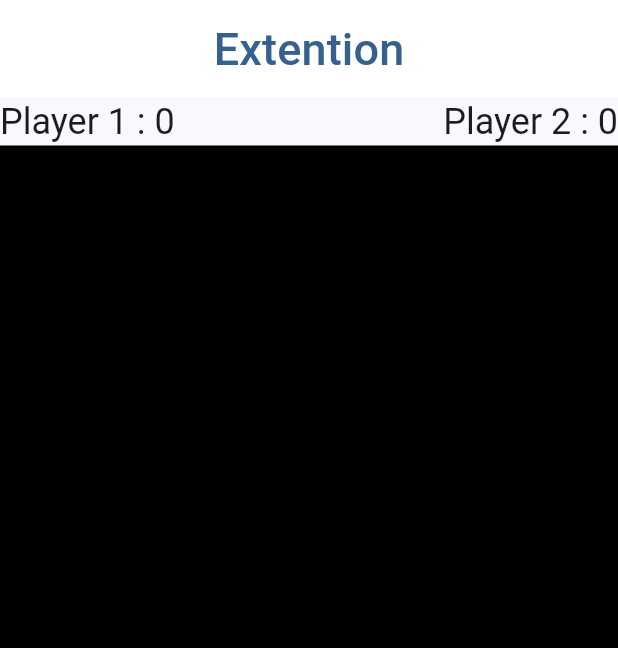
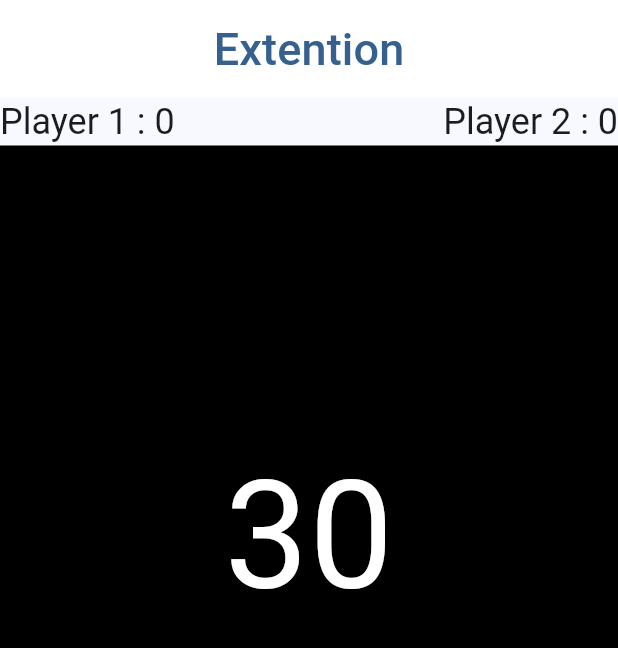
Before and after one commit to ayman-alz/chrono_pool, a Flutter app: the screen it shows after launch, on a phone screen of 412 x 824 dp, the part 84-732 px from its top. Run offline on Flutter 3.47's test engine with Material 3 defaults, Android fonts, the phone set to English and light mode, and no system bars; our stand-ins replace image_picker, shared_preferences; missing offline and left inert: dart:ffi; network calls fail.

Commit message:
2nd commit

```diff
--- a/assets/lang/en.json
+++ b/assets/lang/en.json
@@ -8,5 +8,7 @@
 "time_seconds" : "Time in second",
 "orange_alarm" : "Orange Alarm",
 "red_alarm" : "Red Alarm",
-"last_alarm" : "Last Alarm"
+"last_alarm" : "Last Alarm",
+"time_minute" : "Time in minutes",
+"match_time" : "Match time"
 }
--- a/assets/lang/fr.json
+++ b/assets/lang/fr.json
@@ -8,5 +8,7 @@
 "time_seconds" : "temps en secondes",
 "orange_alarm" : "Alarme Orange",
 "red_alarm" : "Alarme Rouge",
-"last_alarm" : "Derniére Alarme"
+"last_alarm" : "Derniére Alarme",
+"time_minute" : "Temps en minutes",
+"match_time" : "Temps de match"
 }
--- a/lib/settingCode.dart
+++ b/lib/controller/settingController.dart
@@ -34,4 +34,10 @@ class SettingsCode {
     sharedprefrences.setInt(key, score);
     return score.toString();
   }
+
+
+
+
+
+
 }
--- /dev/null
+++ b/lib/controller/timer.dart
@@ -0,0 +1,66 @@
+import 'dart:async';
+import 'package:flutter/material.dart';
+
+class CountdownTimer extends StatefulWidget {
+  final bool isRunning;
+
+
+  CountdownTimer({Key? key, required this.isRunning}) : super(key: key);
+
+  @override
+  CountdownTimerState createState() => CountdownTimerState();
+}
+
+class CountdownTimerState extends State<CountdownTimer> {
+  int countdownValue = 30;
+   Timer? _timer;
+
+  @override
+  void initState() {
+    super.initState();
+  }
+
+  void stopTimer () {
+
+    _timer?.cancel();
+
+  }
+
+
+  void startTimer () {
+    if (_timer != null ) {
+      _timer?.cancel();
+    }
+    _timer = Timer.periodic(Duration(seconds: 1), (timer) {
+      if (countdownValue > 0) {
+        setState(() {
+          countdownValue--;
+        });
+      } else {
+        _timer?.cancel();
+      }
+    });
+
+
+  }
+
+  void resetTimer() {
+    setState(() {
+      countdownValue = 30;
+    });
+
+  }
+
+
+
+
+  @override
+  Widget build(BuildContext context) {
+    return Center(
+      child: Text(
+        "$countdownValue",
+        style: TextStyle(fontSize: 100, color: Colors.white),
+      ),
+    );
+  }
+}
--- a/lib/edit_player_name_widget.dart
+++ b/lib/edit_player_name_widget.dart
@@ -1,5 +1,4 @@
 import 'package:flutter/material.dart';
-
 import 'components/applocal.dart';
 
 class EditPlayerName extends StatelessWidget {
--- a/lib/main.dart
+++ b/lib/main.dart
@@ -1,7 +1,7 @@
 import 'dart:ffi';
 import 'dart:math';
 import 'package:chrono_pool/components/applocal.dart';
-import 'package:chrono_pool/score.dart';
+import 'package:chrono_pool/model/score.dart';
 import 'package:chrono_pool/ui/home_page.dart';
 import 'package:flutter_localizations/flutter_localizations.dart';
 import 'package:flutter/material.dart';
--- a/lib/ui/home_page.dart
+++ b/lib/ui/home_page.dart
@@ -1,11 +1,10 @@
-
 import 'package:flutter/material.dart';
 import 'package:provider/provider.dart';
+import '../components/applocal.dart';
+import '../controller/timer.dart';
+import '../model/score.dart';
 
-import '../components/applocal.dart';
-import '../score.dart';
-
-class MyHomePage extends StatelessWidget {
+class MyHomePage extends StatefulWidget {
   final String title;
 
   const MyHomePage({
@@ -14,12 +13,21 @@ class MyHomePage extends StatelessWidget {
   }) : super(key: key);
 
   @override
+  _MyHomePageState createState() => _MyHomePageState();
+}
+
+class _MyHomePageState extends State<MyHomePage> {
+   GlobalKey<CountdownTimerState> countdownKey = GlobalKey<CountdownTimerState>();
+
+  bool isTimerRunning = false;
+
+  @override
   Widget build(BuildContext context) {
     return Scaffold(
       appBar: AppBar(
         backgroundColor: Theme.of(context).colorScheme.inversePrimary,
         leading: Icon(Icons.logo_dev),
-          title: Text(title),
+        title: Text(widget.title),
         actions: [
           IconButton(
             icon: Icon(Icons.cast),
@@ -28,12 +36,30 @@ class MyHomePage extends StatelessWidget {
           IconButton(
             icon: Icon(Icons.settings),
             onPressed: () {
-                Navigator.of(context)
-                    .pushNamed("/Settings");
+              Navigator.of(context).pushNamed("/Settings");
             },
           )
-          ]),
-      body: Column(
+        ],
+      ),
+      body: GestureDetector(
+        onTap: () {
+          setState(() {
+            if (isTimerRunning) {
+              isTimerRunning = false;
+              countdownKey.currentState?.stopTimer();
+            } else {
+              isTimerRunning = true;
+              countdownKey.currentState?.startTimer();
+            }
+          });
+        },
+        onDoubleTap: () {
+          setState(() {
+            isTimerRunning = false;
+            countdownKey.currentState?.resetTimer();
+          });
+        },
+        child: Column(
           children: [
             Container(
               height: 65.0,
@@ -43,7 +69,7 @@ class MyHomePage extends StatelessWidget {
                 children: [
                   TextButton(
                     child: Text(
-                    "${getLang(context,"extention")}",
+                      "${getLang(context, "extention")}",
                       style: TextStyle(fontSize: 30),
                     ),
                     onPressed: () {},
@@ -51,18 +77,31 @@ class MyHomePage extends StatelessWidget {
                 ],
               ),
             ),
-          Row(children: [
-            Text("${context.watch<Score>().player1Name} : ${context.watch<Score>().player1Score}",
-              style: Theme.of(context).textTheme.headlineSmall,),
+            Row(
+              children: [
+                Text(
+                  "${context.watch<Score>().player1Name} : ${context.watch<Score>().player1Score}",
+                  style: Theme.of(context).textTheme.headlineSmall,
+                ),
                 Spacer(),
-            Text("${context.watch<Score>().player2Name} : ${context.watch<Score>().player2Score}",
-              style: Theme.of(context).textTheme.headlineSmall,)
-          ],),
-          Flexible(child: Container(color: Colors.black)),
+                Text(
+                  "${context.watch<Score>().player2Name} : ${context.watch<Score>().player2Score}",
+                  style: Theme.of(context).textTheme.headlineSmall,
+                )
+              ],
+            ),
+            Flexible(
+              child: Container(
+                color: Colors.black,
+                child: CountdownTimer(key: countdownKey, isRunning: isTimerRunning),
+              ),
+            ),
             Image.network(
               'https://upload.wikimedia.org/wikipedia/fr/b/b2/Logo_Parcs_nationaux_de_France.png',
-              height: 150.0)
+              height: 150.0,
+            )
           ],
+        ),
       ),
     );
   }
```
Also changed, not shown: lib/images.dart (added, +39 -0 lines), lib/model/players_name.dart (added, +26 -0 lines), lib/ui/settings_page.dart (+92 -38 lines), lib/model/score.dart (renamed from lib/score.dart). Lines whose indentation alone changed are shown as unchanged.
